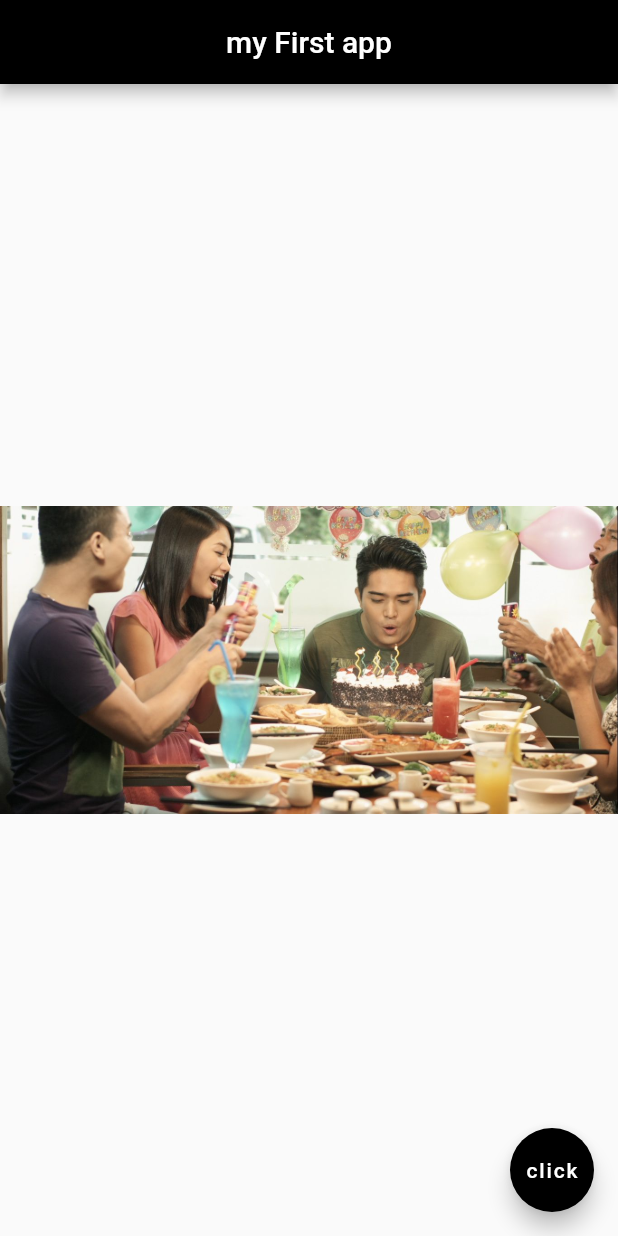
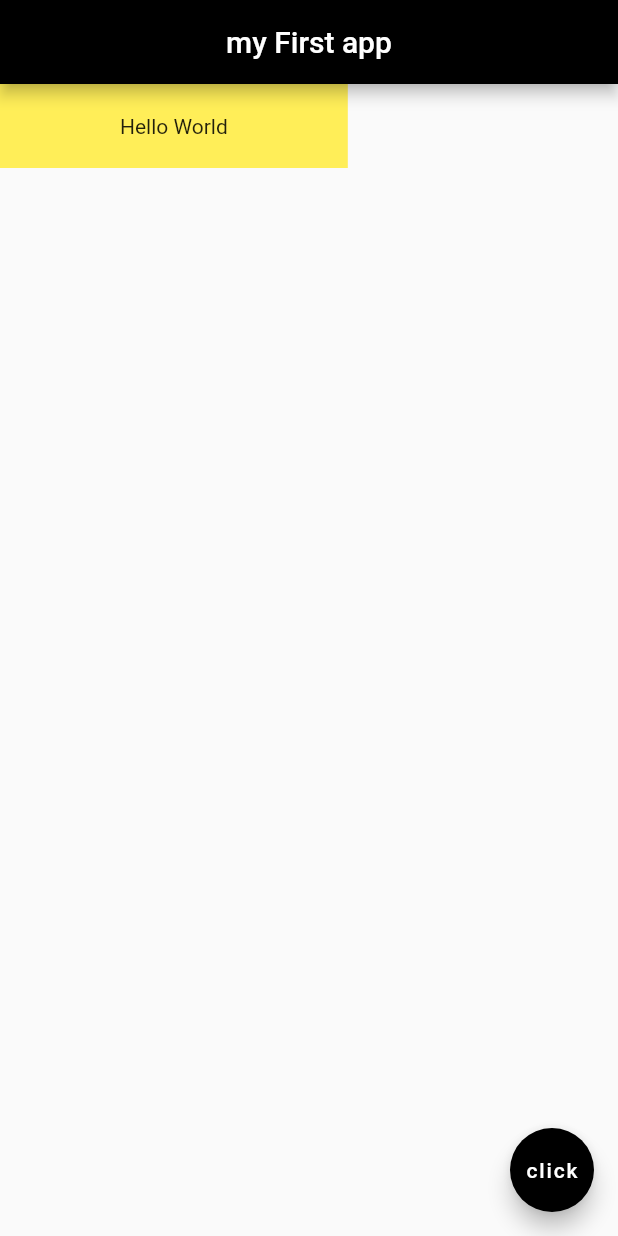
Before and after one commit to zinmyoswe/Flutter-Learning, a Flutter app: the screen it shows after launch, on a phone screen of 412 x 824 dp. Run offline on Flutter 3.47's test engine with Material 2 defaults, Android fonts, the phone set to English and light mode, and no system bars.

Commit message:
my changes

```diff
--- a/lib/main.dart
+++ b/lib/main.dart
@@ -14,10 +14,13 @@ class Home extends StatelessWidget {
         backgroundColor: Colors.black,
 
       ),
-      body: Center(
-        child: Image.asset('assets/a (3).jpg'),
+      body: Container(
+        padding: EdgeInsets.symmetric(horizontal: 80.0, vertical: 20.0),
+        color: Colors.yellow[400],
+        child: Text('Hello World'),
+    ),
 
-      ),
+
       floatingActionButton: FloatingActionButton(
         child: Text('click'),
         backgroundColor: Colors.black,
```
